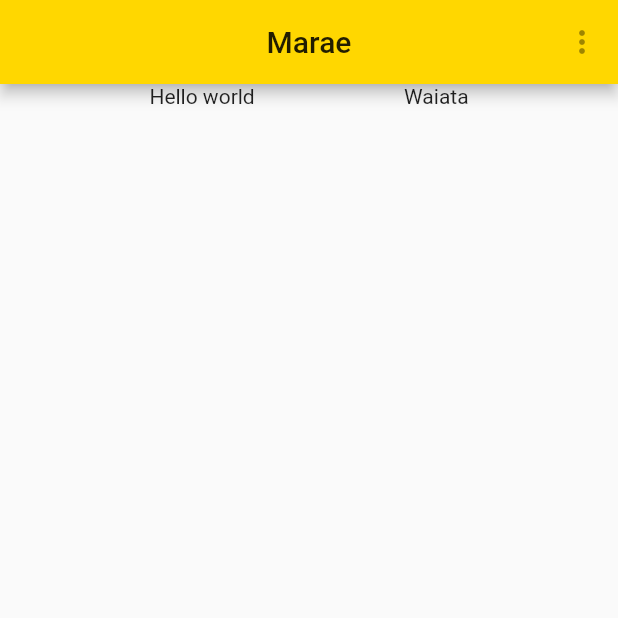
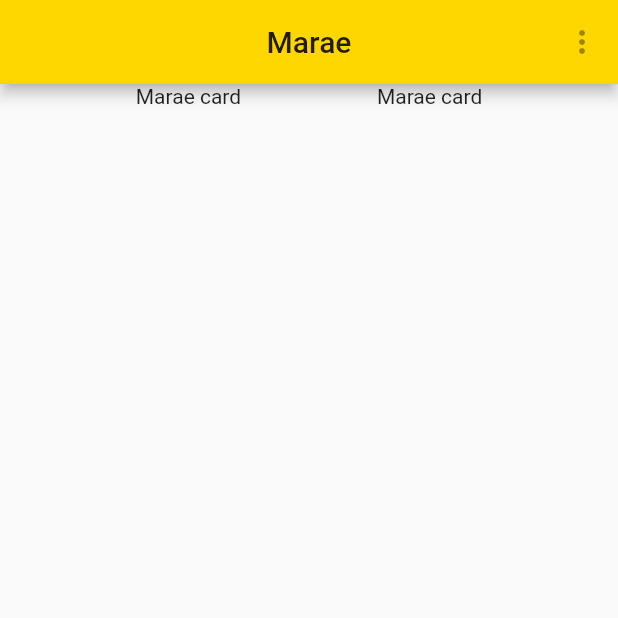
Before and after one commit to WintecWhanau/WintecWaiata, a Flutter app: the screen it shows after launch, item 2 of the bottom bar chosen, on a phone screen of 412 x 824 dp, the top half of it. Run offline on Flutter 3.47's test engine with Material 2 defaults, Android fonts, the phone set to English and light mode, and no system bars.

Commit message:
Home fix
Home was only showing MaraeHome content. Added WaiataHome content.

```diff
--- a/wintec_waiata/lib/screens/Home/Home.dart
+++ b/wintec_waiata/lib/screens/Home/Home.dart
@@ -1,4 +1,5 @@
 import 'package:flutter/material.dart';
+import 'package:wintec_waiata/screens/WaiataHome/WaiataHome.dart';
 import 'package:wintec_waiata/screens/MaraeHome/MaraeHome.dart';
 
 class Home extends StatefulWidget {
@@ -15,7 +16,7 @@ class _HomeState extends State<Home> {
       TextStyle(fontSize: 30, fontWeight: FontWeight.bold);
   static List<Widget> screens = [
     //This is where we add our card per screen
-    MaraeHome("Waiata"),
+    WaiataHome("Waiata"),
     MaraeHome("Marae")
   ];
 
--- a/wintec_waiata/lib/screens/MaraeHome/MaraeHome.dart
+++ b/wintec_waiata/lib/screens/MaraeHome/MaraeHome.dart
@@ -16,7 +16,9 @@ class MaraeHome extends StatelessWidget {
       body: Row(
         crossAxisAlignment: CrossAxisAlignment.center,
         mainAxisAlignment: MainAxisAlignment.spaceEvenly,
-        children: <Widget>[Text('Hello world'), Text('Waiata')],
+        children: <Widget>[
+          Text('Marae card'),
+          Text('Marae card')],
       ),
     );
   }
--- a/wintec_waiata/lib/screens/WaiataHome/WaiataHome.dart
+++ b/wintec_waiata/lib/screens/WaiataHome/WaiataHome.dart
@@ -17,8 +17,8 @@ class WaiataHome extends StatelessWidget {
         crossAxisAlignment: CrossAxisAlignment.center,
         mainAxisAlignment: MainAxisAlignment.spaceEvenly,
         children: <Widget>[
-          Text('Marae cards'),
-          Text('Marae')
+          Text('Waiata card'),
+          Text('Waiata card')
         ],
       ),
     );
```
Also changed, not shown: wintec_waiata/pubspec.lock.
